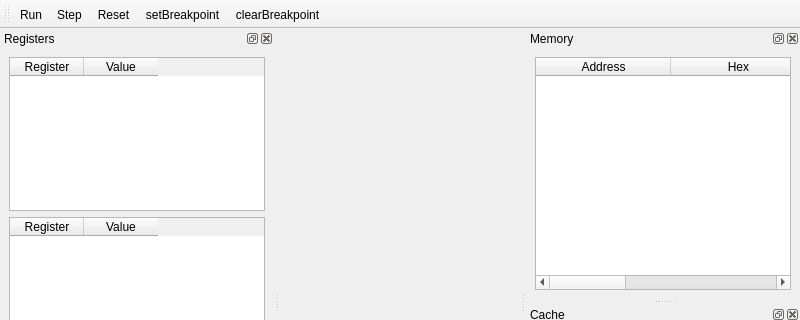
The window that gui/mainwindow.ui (nehaka02/DNA-v32) describes before a commit, drawn with Qt 5; both pictures show x 0 to 800 and y 0 to 320 of the 800 by 597 pixel window.
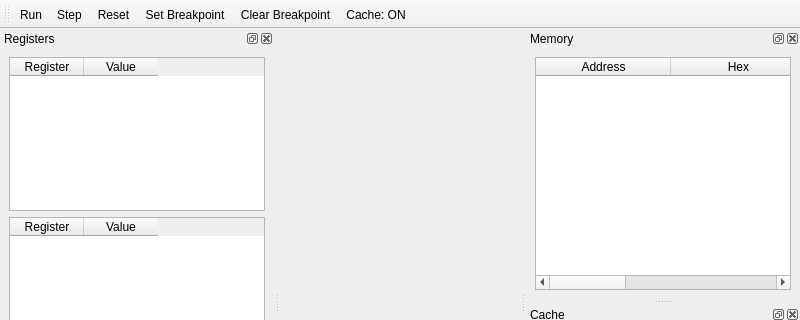
The same window after the commit.

Commit message: mainly implemented toggling on/off cache

```diff
--- a/gui/mainwindow.ui
+++ b/gui/mainwindow.ui
@@ -30,6 +30,7 @@
    <addaction name="actionReset"/>
    <addaction name="actionsetBreakpoint"/>
    <addaction name="actionclearBreakpoint"/>
+   <addaction name="actionToggleCache"/>
   </widget>
   <widget class="QDockWidget" name="registerDock">
    <property name="windowTitle">
@@ -257,7 +258,7 @@
   </action>
   <action name="actionsetBreakpoint">
    <property name="text">
-    <string>setBreakpoint</string>
+    <string>Set Breakpoint</string>
    </property>
    <property name="menuRole">
     <enum>QAction::MenuRole::NoRole</enum>
@@ -265,7 +266,15 @@
   </action>
   <action name="actionclearBreakpoint">
    <property name="text">
-    <string>clearBreakpoint</string>
+    <string>Clear Breakpoint</string>
+   </property>
+   <property name="menuRole">
+    <enum>QAction::MenuRole::NoRole</enum>
+   </property>
+  </action>
+  <action name="actionToggleCache">
+   <property name="text">
+    <string>Cache: ON</string>
    </property>
    <property name="menuRole">
     <enum>QAction::MenuRole::NoRole</enum>
```
The commit also changes 9 other files.
